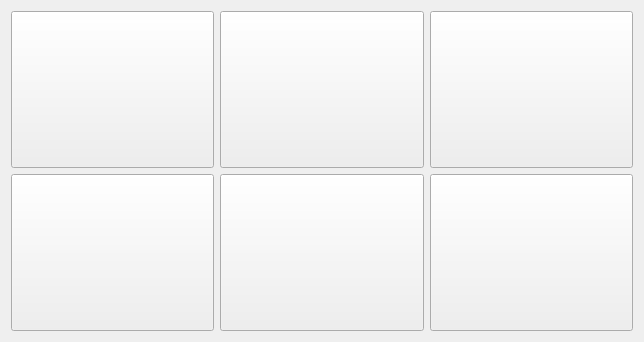
This is ui/uidemo10/form/frmmain.ui in feiyangqingyun/QWidgetDemo as Qt 5 draws it before an edit. The edited form follows.
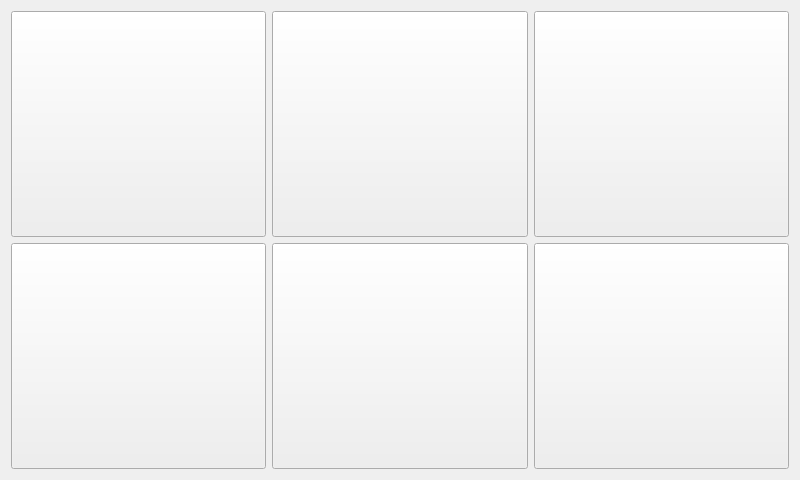
This is the edited form.

The edit to the form file:
```diff
--- a/ui/uidemo10/form/frmmain.ui
+++ b/ui/uidemo10/form/frmmain.ui
@@ -6,8 +6,8 @@
    <rect>
     <x>0</x>
     <y>0</y>
-    <width>644</width>
-    <height>342</height>
+    <width>800</width>
+    <height>480</height>
    </rect>
   </property>
   <property name="windowTitle">
```
